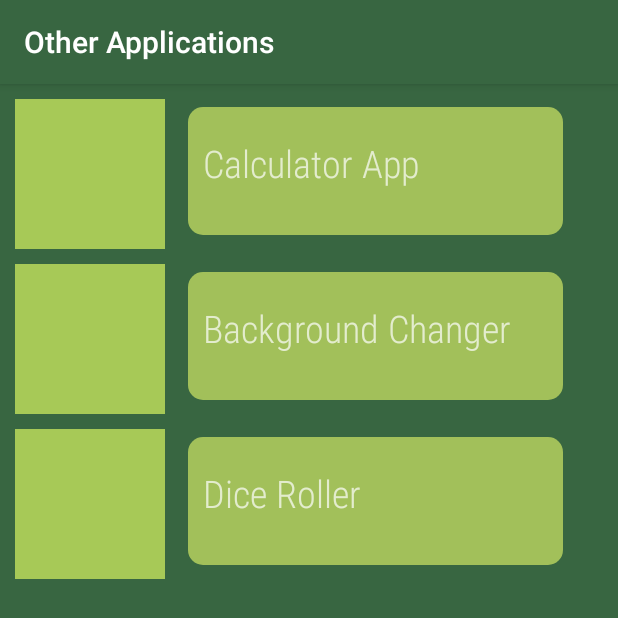
After one commit to heavykenny/charismaticapp, an Android app: the OtherActivity screen opened directly, with no data from a screen before it, on a phone screen of 412 x 824 dp. The commit adds this screen. Shown: the top 618 px of the screen. Run offline under Robolectric (Android 15) with nearby library versions, the phone set to English and light mode, and no system bars.

Commit message:
impelemting recycler view for other activity

```diff
--- a/app/build.gradle
+++ b/app/build.gradle
@@ -36,4 +36,7 @@ dependencies {
     testImplementation 'junit:junit:4.13.2'
     androidTestImplementation 'androidx.test.ext:junit:1.1.5'
     androidTestImplementation 'androidx.test.espresso:espresso-core:3.5.1'
+
+    implementation "androidx.recyclerview:recyclerview:1.2.1"
+    implementation "androidx.recyclerview:recyclerview-selection:1.2.0-alpha01"
 }
--- a/app/src/main/AndroidManifest.xml
+++ b/app/src/main/AndroidManifest.xml
@@ -12,6 +12,10 @@
         android:supportsRtl="true"
         android:theme="@style/Theme.AppCompat.NoActionBar"
         tools:targetApi="31">
+        <activity
+            android:name=".ui.OtherActivity"
+            android:theme="@style/CustomActionBar"
+            android:exported="false" />
         <activity
             android:name=".ui.RegisterActivity"
             android:exported="false" />
--- /dev/null
+++ b/app/src/main/java/com/example/charismaticapp/adapters/OtherPageData.java
@@ -0,0 +1,28 @@
+package com.example.charismaticapp.adapters;
+
+public class OtherPageData {
+
+    public String name;
+    public int imageId;
+
+    public OtherPageData(String name, int imageId) {
+        this.name = name;
+        this.imageId = imageId;
+    }
+
+    public String getName() {
+        return name;
+    }
+
+    public void setName(String name) {
+        this.name = name;
+    }
+
+    public int getImageId() {
+        return imageId;
+    }
+
+    public void setImageId(int imageId) {
+        this.imageId = imageId;
+    }
+}
--- /dev/null
+++ b/app/src/main/java/com/example/charismaticapp/adapters/RecyclerViewAdapter.java
@@ -0,0 +1,70 @@
+package com.example.charismaticapp.adapters;
+
+import android.app.Application;
+import android.content.Context;
+import android.view.LayoutInflater;
+import android.view.View;
+import android.view.ViewGroup;
+import android.widget.ImageView;
+import android.widget.TextView;
+
+import androidx.annotation.NonNull;
+import androidx.recyclerview.widget.RecyclerView;
+
+import com.example.charismaticapp.R;
+
+import java.util.List;
+
+
+public class RecyclerViewAdapter extends RecyclerView.Adapter<RecyclerViewAdapter.ViewHolder> {
+
+    List<OtherPageData> list;
+    Context context;
+
+    public RecyclerViewAdapter(List<OtherPageData> data, Application application) {
+        this.list = data;
+        this.context = application;
+    }
+
+    @NonNull
+    @Override
+    public ViewHolder onCreateViewHolder(@NonNull ViewGroup parent, int viewType) {
+        //Inflate the layout, initialize the View Holder
+        View v = LayoutInflater.from(parent.getContext()).inflate(R.layout.other_item, parent, false);
+        return new ViewHolder(v);
+    }
+
+    @Override
+    public void onBindViewHolder(@NonNull ViewHolder holder, int position) {
+        //Use the provided View Holder on the onCreateViewHolder method to populate the current row on the RecyclerView
+        holder.itemImage.setImageResource(list.get(position).imageId);
+        holder.txtTitle.setText(list.get(position).name);
+
+    }
+
+    @Override
+    public int getItemCount() {
+        return list.size();
+    }
+
+
+    // Provide a direct reference to each of the views within a data item
+    // Used to cache the views within the item layout for fast access
+    public class ViewHolder extends RecyclerView.ViewHolder {
+        // Your holder should contain a member variable
+        // for any view that will be set as you render a row
+        public TextView txtTitle;
+        public ImageView itemImage;
+
+        // We also create a constructor that accepts the entire item row
+        // and does the view lookups to find each subview
+        public ViewHolder(View itemView) {
+            // Stores the itemView in a public final member variable that can be used
+            // to access the context from any ViewHolder instance.
+            super(itemView);
+
+            itemImage = itemView.findViewById(R.id.itemImage);
+            txtTitle = itemView.findViewById(R.id.txtTitle);
+        }
+    }
+}
--- a/app/src/main/java/com/example/charismaticapp/ui/HomeScreenActivity.java
+++ b/app/src/main/java/com/example/charismaticapp/ui/HomeScreenActivity.java
@@ -2,7 +2,9 @@ package com.example.charismaticapp.ui;
 
 import androidx.appcompat.app.AppCompatActivity;
 
+import android.content.Intent;
 import android.os.Bundle;
+import android.view.View;
 
 import com.example.charismaticapp.R;
 
@@ -13,4 +15,11 @@ public class HomeScreenActivity extends AppCompatActivity {
         super.onCreate(savedInstanceState);
         setContentView(R.layout.activity_home_screen);
     }
+
+    public void showOtherActivity(View view) {
+        Intent intent = new Intent(HomeScreenActivity.this, OtherActivity.class);
+        // REFERENCE - https://stackoverflow.com/a/39078856/9332871
+        intent.addFlags(Intent.FLAG_ACTIVITY_REORDER_TO_FRONT);
+        startActivity(intent);
+    }
 }
--- /dev/null
+++ b/app/src/main/java/com/example/charismaticapp/ui/OtherActivity.java
@@ -0,0 +1,47 @@
+package com.example.charismaticapp.ui;
+
+import android.os.Bundle;
+import android.view.View;
+import android.widget.RelativeLayout;
+
+import androidx.appcompat.app.AppCompatActivity;
+import androidx.recyclerview.widget.LinearLayoutManager;
+import androidx.recyclerview.widget.RecyclerView;
+
+import com.example.charismaticapp.R;
+import com.example.charismaticapp.adapters.OtherPageData;
+import com.example.charismaticapp.adapters.RecyclerViewAdapter;
+
+import java.util.ArrayList;
+import java.util.List;
+import java.util.Objects;
+
+public class OtherActivity extends AppCompatActivity {
+
+    @Override
+    protected void onCreate(Bundle savedInstanceState) {
+        super.onCreate(savedInstanceState);
+        setContentView(R.layout.activity_other);
+        Objects.requireNonNull(getSupportActionBar()).setTitle("Other Applications");
+
+
+        List<OtherPageData> data = fill_with_data();
+        RecyclerView recyclerView = findViewById(R.id.recyclerView);
+        RecyclerViewAdapter adapter = new RecyclerViewAdapter(data, getApplication());
+        recyclerView.setAdapter(adapter);
+        recyclerView.setLayoutManager(new LinearLayoutManager(this));
+    }
+
+
+    public List<OtherPageData> fill_with_data() {
+        List<OtherPageData> data = new ArrayList<>();
+        data.add(new OtherPageData("Calculator App", R.color.yellow_green));
+        data.add(new OtherPageData("Background Changer", R.color.yellow_green));
+        data.add(new OtherPageData("Dice Roller", R.color.yellow_green));
+        return data;
+    }
+
+    public void openOtherActivityApplication(View view) {
+
+    }
+}
--- a/app/src/main/res/drawable/rounded_button.xml
+++ b/app/src/main/res/drawable/rounded_button.xml
@@ -1,5 +1,5 @@
 <?xml version="1.0" encoding="utf-8"?>
 <shape xmlns:android="http://schemas.android.com/apk/res/android">
-    <corners  android:radius="10dp"/>
-    <solid android:color="@color/yellow_green"></solid>
+    <corners android:radius="10dp" />
+    <solid android:color="#A2C05A"></solid>
 </shape>
--- a/app/src/main/res/layout/activity_home_screen.xml
+++ b/app/src/main/res/layout/activity_home_screen.xml
@@ -43,6 +43,7 @@
             android:text="@string/settings" />
 
         <Button
+            android:onClick="showOtherActivity"
             style="@style/button_homepage"
             android:drawableTop="@drawable/more_vert"
             android:text="@string/others" />
--- /dev/null
+++ b/app/src/main/res/layout/activity_other.xml
@@ -0,0 +1,14 @@
+<?xml version="1.0" encoding="utf-8"?>
+<RelativeLayout xmlns:android="http://schemas.android.com/apk/res/android"
+    xmlns:tools="http://schemas.android.com/tools"
+    android:layout_width="match_parent"
+    android:layout_height="match_parent"
+    android:background="@color/hunter_green"
+    tools:context=".ui.OtherActivity">
+
+    <androidx.recyclerview.widget.RecyclerView
+        android:id="@+id/recyclerView"
+        android:layout_width="match_parent"
+        android:layout_height="match_parent" />
+
+</RelativeLayout>
--- /dev/null
+++ b/app/src/main/res/layout/other_item.xml
@@ -0,0 +1,34 @@
+<?xml version="1.0" encoding="utf-8"?>
+<RelativeLayout xmlns:android="http://schemas.android.com/apk/res/android"
+    xmlns:tools="http://schemas.android.com/tools"
+    android:orientation="vertical"
+    android:layout_width="match_parent"
+    android:layout_height="wrap_content"
+    android:background="@color/hunter_green">
+
+    <ImageView
+        android:id="@+id/itemImage"
+        android:layout_width="100dp"
+        android:layout_height="100dp"
+        android:layout_marginStart="10dp"
+        android:layout_marginTop="10dp"
+        android:src="@color/yellow_green" />
+
+    <TextView
+        android:id="@+id/txtTitle"
+        android:layout_width="250dp"
+        android:layout_height="85dp"
+        android:layout_marginStart="15dp"
+        android:background="@drawable/rounded_button"
+        android:layout_marginTop="15dp"
+        android:paddingStart="10dp"
+        android:clickable="true"
+        android:paddingTop="20dp"
+        android:layout_toEndOf="@id/itemImage"
+        android:fontFamily="sans-serif-condensed-light"
+        android:onClick="openOtherActivityApplication"
+        android:textSize="25sp"
+        tools:ignore="RtlSymmetry"
+        android:focusable="true" />
+
+</RelativeLayout>
--- a/app/src/main/res/values/colors.xml
+++ b/app/src/main/res/values/colors.xml
@@ -10,6 +10,7 @@
 
 
     <color name="hunter_green">#386641</color>
+    <color name="hunter_green_deep">#2B4A31</color>
     <color name="asparagus">#6a994e</color>
     <color name="yellow_green">#a7c957</color>
     <color name="parchment">#f2e8cf</color>
--- /dev/null
+++ b/app/src/main/res/values/custom_action.xml
@@ -0,0 +1,12 @@
+<?xml version="1.0" encoding="utf-8"?>
+<resources>
+    <style name="CustomActionBar" parent="@style/Theme.AppCompat">
+        <item name="android:titleTextStyle">@style/CustomTitleTextStyle</item>
+        <item name="android:background">@color/hunter_green</item>
+    </style>
+
+    <style name="CustomTitleTextStyle">
+        <item name="android:textColor">@color/hunter_green</item>
+    </style>
+
+</resources>
```
